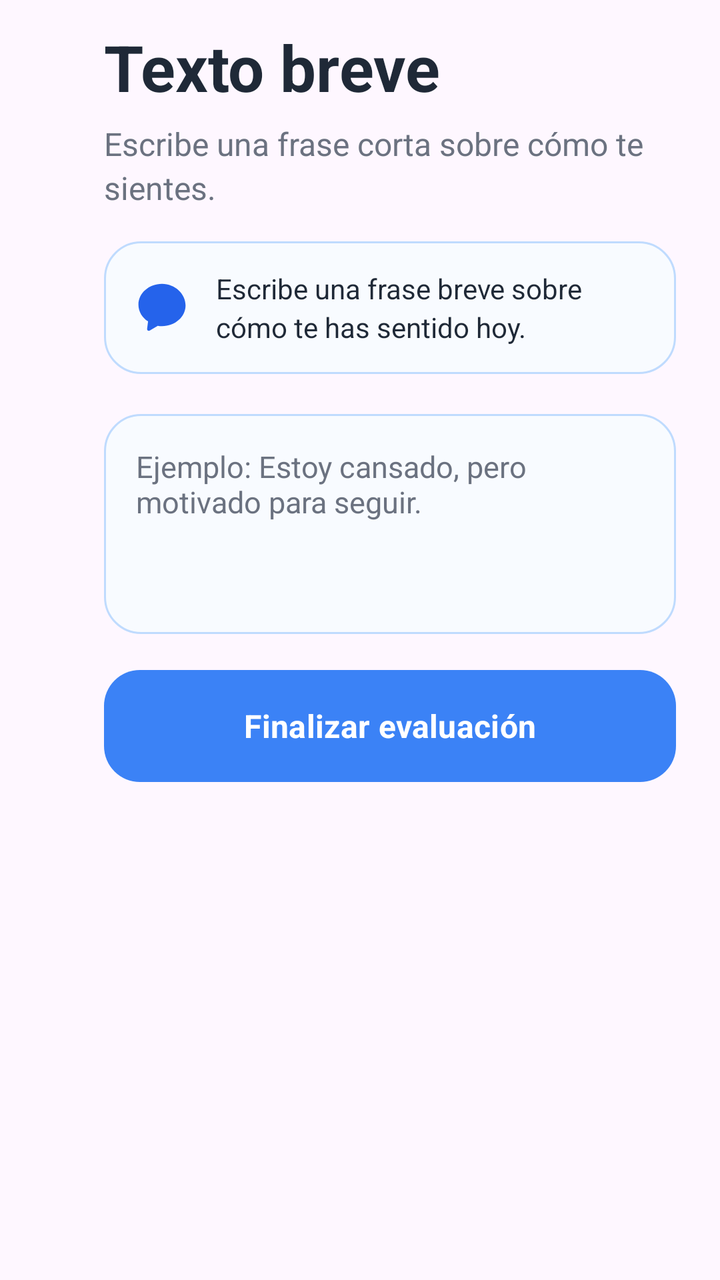
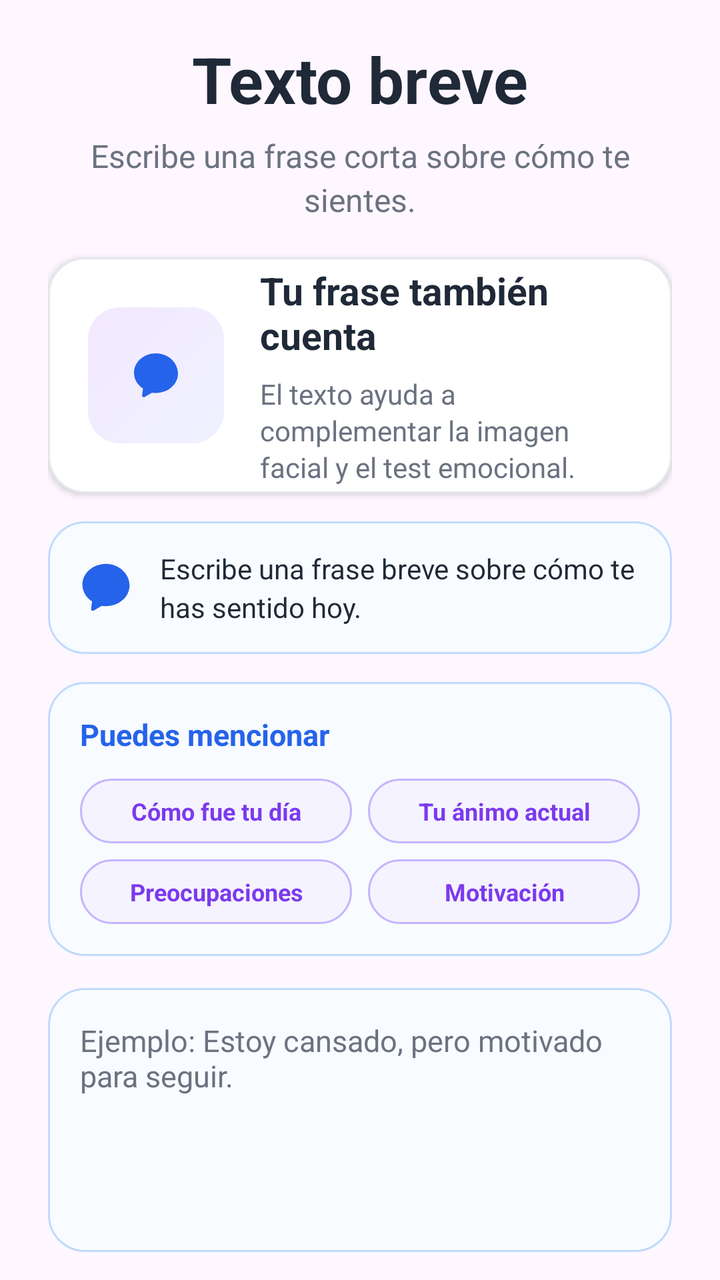

The first picture is an Android layout as it rendered before a commit; the second is the same layout after the commit. The layout source and the unified diff follow.
<!-- AndroidManifest.xml: application theme Theme.Login_Guevara -->
<!-- res/layout/activity_evaluacion_texto.xml -->
<?xml version="1.0" encoding="utf-8"?>
<ScrollView xmlns:android="http://schemas.android.com/apk/res/android"
    xmlns:app="http://schemas.android.com/apk/res-auto"
    android:id="@+id/rootEvaluacionTexto"
    android:layout_width="match_parent"
    android:layout_height="match_parent"
    android:fillViewport="true"
    android:overScrollMode="never"
    android:scrollbars="none">

    <LinearLayout
        android:layout_width="match_parent"
        android:layout_height="wrap_content"
        android:orientation="vertical"
        android:paddingStart="52dp"
        android:paddingTop="12dp"
        android:paddingEnd="22dp"
        android:paddingBottom="32dp">

        <TextView
            android:id="@+id/txtTituloTexto"
            android:layout_width="match_parent"
            android:layout_height="wrap_content"
            android:text="Texto breve"
            android:textColor="@color/text_dark"
            android:textSize="32sp"
            android:textStyle="bold" />

        <TextView
            android:id="@+id/txtSubtituloTexto"
            android:layout_width="match_parent"
            android:layout_height="wrap_content"
            android:layout_marginTop="6dp"
            android:lineSpacingExtra="3dp"
            android:text="Escribe una frase corta sobre cómo te sientes."
            android:textColor="@color/text_soft"
            android:textSize="16sp" />

        <LinearLayout
            android:layout_width="match_parent"
            android:layout_height="wrap_content"
            android:layout_marginTop="16dp"
            android:background="@drawable/bg_success_notice"
            android:orientation="horizontal"
            android:padding="14dp">

            <ImageView
                android:layout_width="30dp"
                android:layout_height="30dp"
                android:layout_gravity="center_vertical"
                android:src="@drawable/ic_chat_sentix"
                app:tint="@color/sentix_blue" />

            <TextView
                android:id="@+id/txtAvisoTexto"
                android:layout_width="0dp"
                android:layout_height="wrap_content"
                android:layout_marginStart="12dp"
                android:layout_weight="1"
                android:lineSpacingExtra="3dp"
                android:text="Escribe una frase breve sobre cómo te has sentido hoy."
                android:textColor="@color/text_dark"
                android:textSize="14sp" />

        </LinearLayout>

        <EditText
            android:id="@+id/edtTextoUsuario"
            android:layout_width="match_parent"
            android:layout_height="110dp"
            android:layout_marginTop="20dp"
            android:background="@drawable/bg_notification_info_card"
            android:gravity="top|start"
            android:hint="Ejemplo: Estoy cansado, pero motivado para seguir."
            android:inputType="textMultiLine|textCapSentences"
            android:maxLength="160"
            android:maxLines="3"
            android:minLines="3"
            android:padding="16dp"
            android:textColor="@color/text_dark"
            android:textColorHint="@color/text_soft"
            android:textSize="15sp" />

        <Button
            android:id="@+id/btnAnalizarTexto"
            android:layout_width="match_parent"
            android:layout_height="56dp"
            android:layout_marginTop="18dp"
            android:background="@drawable/bg_button"
            android:backgroundTint="@null"
            app:backgroundTint="@null"
            android:text="Finalizar evaluación"
            android:textAllCaps="false"
            android:textColor="@color/white"
            android:textSize="16sp"
            android:textStyle="bold" />

        
        <TextView
            android:id="@+id/txtResultadoDevTexto"
            android:layout_width="match_parent"
            android:layout_height="wrap_content"
            android:layout_marginTop="16dp"
            android:background="@drawable/bg_notification_info_card"
            android:lineSpacingExtra="3dp"
            android:padding="14dp"
            android:text=""
            android:textColor="@color/text_soft"
            android:textSize="13sp"
            android:visibility="gone" />

    </LinearLayout>

</ScrollView>
<!-- resources referenced by this layout -->
<resources>
  <color name="sentix_blue">#2563EB</color>
  <color name="text_dark">#1F2937</color>
  <color name="text_soft">#6B7280</color>
  <color name="white">#FFFFFFFF</color>
  <!-- drawable bg_button (drawable) -->
  <selector xmlns:android="http://schemas.android.com/apk/res/android">
  
      
      <item android:state_pressed="true">
          <shape>
              <corners android:radius="18dp"/>
              <solid android:color="#1E40AF"/>
          </shape>
      </item>
  
      
      <item>
          <shape>
              <corners android:radius="18dp"/>
              <solid android:color="#3B82F6"/>
          </shape>
      </item>
  
  </selector>
  <!-- drawable bg_notification_info_card (drawable) -->
  <shape xmlns:android="http://schemas.android.com/apk/res/android">
      <solid android:color="#F8FBFF" />
      <stroke
          android:width="1dp"
          android:color="#BFDBFE" />
      <corners android:radius="18dp" />
  </shape>
  <!-- drawable bg_success_notice (drawable) -->
  <shape xmlns:android="http://schemas.android.com/apk/res/android">
      <solid android:color="#F8FBFF" />
  
      <stroke
          android:width="1dp"
          android:color="#BFDBFE" />
  
      <corners android:radius="18dp" />
  </shape>
  <style name="Theme.Login_Guevara" parent="Base.Theme.Login_Guevara" />
  <style name="Base.Theme.Login_Guevara" parent="Theme.Material3.Light.NoActionBar">
  
          
          <item name="android:fontFamily">sans-serif</item>
  
          
          <item name="colorPrimary">@color/sentix_blue</item>
          <item name="colorPrimaryVariant">@color/sentix_blue</item>
          <item name="colorSecondary">@color/sentix_purple</item>
          <item name="android:colorAccent">@color/sentix_blue</item>
  
          
          <item name="android:statusBarColor">@color/bg_light</item>
          <item name="android:navigationBarColor">@color/white</item>
  
          
          <item name="android:windowLightStatusBar">true</item>
          <item name="android:windowLightNavigationBar">true</item>
  
          
          <item name="android:windowNoTitle">true</item>
          <item name="android:windowActionBar">false</item>
  
          
          <item name="android:windowAnimationStyle">@style/NoActivityAnimation</item>
  
      </style>
  <color name="sentix_purple">#7C3AED</color>
  <color name="bg_light">#F8FAFC</color>
  <style name="NoActivityAnimation">
          <item name="android:activityOpenEnterAnimation">@null</item>
          <item name="android:activityOpenExitAnimation">@null</item>
          <item name="android:activityCloseEnterAnimation">@null</item>
          <item name="android:activityCloseExitAnimation">@null</item>
          <item name="android:taskOpenEnterAnimation">@null</item>
          <item name="android:taskOpenExitAnimation">@null</item>
          <item name="android:taskCloseEnterAnimation">@null</item>
          <item name="android:taskCloseExitAnimation">@null</item>
      </style>
  <!-- unchanged entries left out for length: 1 -->
</resources>

<!-- the commit's change to res/layout/activity_evaluacion_texto.xml (unified diff, before → after) -->
@@ -11,16 +11,18 @@
     <LinearLayout
         android:layout_width="match_parent"
         android:layout_height="wrap_content"
+        android:gravity="center_horizontal"
         android:orientation="vertical"
-        android:paddingStart="52dp"
-        android:paddingTop="12dp"
-        android:paddingEnd="22dp"
-        android:paddingBottom="32dp">
+        android:paddingStart="24dp"
+        android:paddingTop="18dp"
+        android:paddingEnd="24dp"
+        android:paddingBottom="24dp">
 
         <TextView
             android:id="@+id/txtTituloTexto"
             android:layout_width="match_parent"
             android:layout_height="wrap_content"
+            android:gravity="center"
             android:text="Texto breve"
             android:textColor="@color/text_dark"
             android:textSize="32sp"
@@ -31,16 +33,74 @@
             android:layout_width="match_parent"
             android:layout_height="wrap_content"
             android:layout_marginTop="6dp"
+            android:gravity="center"
             android:lineSpacingExtra="3dp"
             android:text="Escribe una frase corta sobre cómo te sientes."
             android:textColor="@color/text_soft"
             android:textSize="16sp" />
 
+        
         <LinearLayout
             android:layout_width="match_parent"
-            android:layout_height="wrap_content"
-            android:layout_marginTop="16dp"
+            android:layout_height="118dp"
+            android:layout_marginTop="18dp"
+            android:background="@drawable/bg_success_feature_card"
+            android:elevation="2dp"
+            android:gravity="center_vertical"
+            android:orientation="horizontal"
+            android:paddingStart="20dp"
+            android:paddingEnd="20dp">
+
+            <FrameLayout
+                android:layout_width="68dp"
+                android:layout_height="68dp"
+                android:background="@drawable/bg_success_icon_box">
+
+                <ImageView
+                    android:layout_width="44dp"
+                    android:layout_height="44dp"
+                    android:layout_gravity="center"
+                    android:scaleType="centerInside"
+                    android:src="@drawable/ic_chat_sentix"
+                    app:tint="@color/sentix_blue" />
+
+            </FrameLayout>
+
+            <LinearLayout
+                android:layout_width="0dp"
+                android:layout_height="wrap_content"
+                android:layout_marginStart="18dp"
+                android:layout_weight="1"
+                android:orientation="vertical">
+
+                <TextView
+                    android:layout_width="match_parent"
+                    android:layout_height="wrap_content"
+                    android:text="Tu frase también cuenta"
+                    android:textColor="@color/text_dark"
+                    android:textSize="19sp"
+                    android:textStyle="bold" />
+
+                <TextView
+                    android:layout_width="match_parent"
+                    android:layout_height="wrap_content"
+                    android:layout_marginTop="7dp"
+                    android:lineSpacingExtra="2dp"
+                    android:text="El texto ayuda a complementar la imagen facial y el test emocional."
+                    android:textColor="@color/text_soft"
+                    android:textSize="14sp" />
+
+            </LinearLayout>
+
+        </LinearLayout>
+
+        
+        <LinearLayout
+            android:layout_width="match_parent"
+            android:layout_height="wrap_content"
+            android:layout_marginTop="14dp"
             android:background="@drawable/bg_success_notice"
+            android:gravity="center_vertical"
             android:orientation="horizontal"
             android:padding="14dp">
 
@@ -64,36 +124,170 @@
 
         </LinearLayout>
 
+        
+        <LinearLayout
+            android:layout_width="match_parent"
+            android:layout_height="wrap_content"
+            android:layout_marginTop="14dp"
+            android:background="@drawable/bg_notification_info_card"
+            android:orientation="vertical"
+            android:padding="16dp">
+
+            <TextView
+                android:layout_width="match_parent"
+                android:layout_height="wrap_content"
+                android:text="Puedes mencionar"
+                android:textColor="@color/sentix_blue"
+                android:textSize="15sp"
+                android:textStyle="bold" />
+
+            <LinearLayout
+                android:layout_width="match_parent"
+                android:layout_height="wrap_content"
+                android:layout_marginTop="12dp"
+                android:orientation="horizontal">
+
+                <TextView
+                    android:layout_width="0dp"
+                    android:layout_height="wrap_content"
+                    android:layout_weight="1"
+                    android:background="@drawable/bg_success_chip"
+                    android:gravity="center"
+                    android:paddingStart="8dp"
+                    android:paddingTop="8dp"
+                    android:paddingEnd="8dp"
+                    android:paddingBottom="8dp"
+                    android:text="Cómo fue tu día"
+                    android:textColor="@color/sentix_purple"
+                    android:textSize="12sp"
+                    android:textStyle="bold" />
+
+                <Space
+                    android:layout_width="8dp"
+                    android:layout_height="1dp" />
+
+                <TextView
+                    android:layout_width="0dp"
+                    android:layout_height="wrap_content"
+                    android:layout_weight="1"
+                    android:background="@drawable/bg_success_chip"
+                    android:gravity="center"
+                    android:paddingStart="8dp"
+                    android:paddingTop="8dp"
+                    android:paddingEnd="8dp"
+                    android:paddingBottom="8dp"
+                    android:text="Tu ánimo actual"
+                    android:textColor="@color/sentix_purple"
+                    android:textSize="12sp"
+                    android:textStyle="bold" />
+
+            </LinearLayout>
+
+            <LinearLayout
+                android:layout_width="match_parent"
+                android:layout_height="wrap_content"
+                android:layout_marginTop="8dp"
+                android:orientation="horizontal">
+
+                <TextView
+                    android:layout_width="0dp"
+                    android:layout_height="wrap_content"
+                    android:layout_weight="1"
+                    android:background="@drawable/bg_success_chip"
+                    android:gravity="center"
+                    android:paddingStart="8dp"
+                    android:paddingTop="8dp"
+                    android:paddingEnd="8dp"
+                    android:paddingBottom="8dp"
+                    android:text="Preocupaciones"
+                    android:textColor="@color/sentix_purple"
+                    android:textSize="12sp"
+                    android:textStyle="bold" />
+
+                <Space
+                    android:layout_width="8dp"
+                    android:layout_height="1dp" />
+
+                <TextView
+                    android:layout_width="0dp"
+                    android:layout_height="wrap_content"
+                    android:layout_weight="1"
+                    android:background="@drawable/bg_success_chip"
+                    android:gravity="center"
+                    android:paddingStart="8dp"
+                    android:paddingTop="8dp"
+                    android:paddingEnd="8dp"
+                    android:paddingBottom="8dp"
+                    android:text="Motivación"
+                    android:textColor="@color/sentix_purple"
+                    android:textSize="12sp"
+                    android:textStyle="bold" />
+
+            </LinearLayout>
+
+        </LinearLayout>
+
         <EditText
             android:id="@+id/edtTextoUsuario"
             android:layout_width="match_parent"
-            android:layout_height="110dp"
-            android:layout_marginTop="20dp"
+            android:layout_height="132dp"
+            android:layout_marginTop="16dp"
             android:background="@drawable/bg_notification_info_card"
             android:gravity="top|start"
             android:hint="Ejemplo: Estoy cansado, pero motivado para seguir."
             android:inputType="textMultiLine|textCapSentences"
             android:maxLength="160"
-            android:maxLines="3"
-            android:minLines="3"
+            android:maxLines="5"
+            android:minLines="4"
             android:padding="16dp"
             android:textColor="@color/text_dark"
             android:textColorHint="@color/text_soft"
             android:textSize="15sp" />
 
+        
+        <LinearLayout
+            android:layout_width="match_parent"
+            android:layout_height="wrap_content"
+            android:layout_marginTop="14dp"
+            android:background="@drawable/bg_success_notice"
+            android:gravity="center_vertical"
+            android:orientation="horizontal"
+            android:paddingStart="14dp"
+            android:paddingTop="12dp"
+            android:paddingEnd="14dp"
+            android:paddingBottom="12dp">
+
+            <ImageView
+                android:layout_width="28dp"
+                android:layout_height="28dp"
+                android:layout_gravity="center_vertical"
+                android:src="@drawable/proteger" />
+
+            <TextView
+                android:layout_width="0dp"
+                android:layout_height="wrap_content"
+                android:layout_marginStart="12dp"
+                android:layout_weight="1"
+                android:lineSpacingExtra="2dp"
+                android:text="Tu texto se usa solo como apoyo preventivo dentro de esta evaluación."
+                android:textColor="@color/text_dark"
+                android:textSize="13sp" />
+
+        </LinearLayout>
+
         <Button
             android:id="@+id/btnAnalizarTexto"
             android:layout_width="match_parent"
             android:layout_height="56dp"
-            android:layout_marginTop="18dp"
+            android:layout_marginTop="16dp"
             android:background="@drawable/bg_button"
             android:backgroundTint="@null"
-            app:backgroundTint="@null"
             android:text="Finalizar evaluación"
             android:textAllCaps="false"
             android:textColor="@color/white"
             android:textSize="16sp"
-            android:textStyle="bold" />
+            android:textStyle="bold"
+            app:backgroundTint="@null" />
 
         
         <TextView
<!-- resource entries referenced after the edit -->
@@ -32,6 +32,35 @@
           android:color="#BFDBFE" />
       <corners android:radius="18dp" />
   </shape>
+  <!-- drawable bg_success_chip (drawable) -->
+  <shape xmlns:android="http://schemas.android.com/apk/res/android">
+      <solid android:color="#F5F3FF" />
+  
+      <stroke
+          android:width="1dp"
+          android:color="#C4B5FD" />
+  
+      <corners android:radius="20dp" />
+  </shape>
+  <!-- drawable bg_success_feature_card (drawable) -->
+  <shape xmlns:android="http://schemas.android.com/apk/res/android">
+      <solid android:color="@color/white" />
+  
+      <stroke
+          android:width="1dp"
+          android:color="#E5E7EB" />
+  
+      <corners android:radius="18dp" />
+  </shape>
+  <!-- drawable bg_success_icon_box (drawable) -->
+  <shape xmlns:android="http://schemas.android.com/apk/res/android">
+      <gradient
+          android:startColor="#EEF2FF"
+          android:endColor="#F3E8FF"
+          android:angle="135" />
+  
+      <corners android:radius="16dp" />
+  </shape>
   <!-- drawable bg_success_notice (drawable) -->
   <shape xmlns:android="http://schemas.android.com/apk/res/android">
       <solid android:color="#F8FBFF" />
@@ -42,6 +71,7 @@
   
       <corners android:radius="18dp" />
   </shape>
+  <!-- drawable proteger: png bitmap (drawable, 4729 bytes) -->
   <style name="Theme.Login_Guevara" parent="Base.Theme.Login_Guevara" />
   <style name="Base.Theme.Login_Guevara" parent="Theme.Material3.Light.NoActionBar">
   
